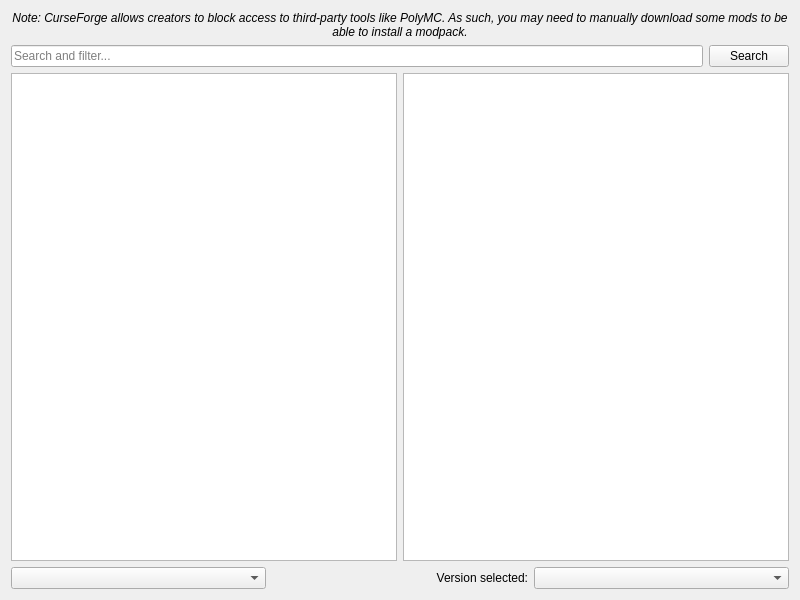
PolyMC/PolyMC, file launcher/ui/pages/modplatform/flame/FlamePage.ui: the form before one commit.
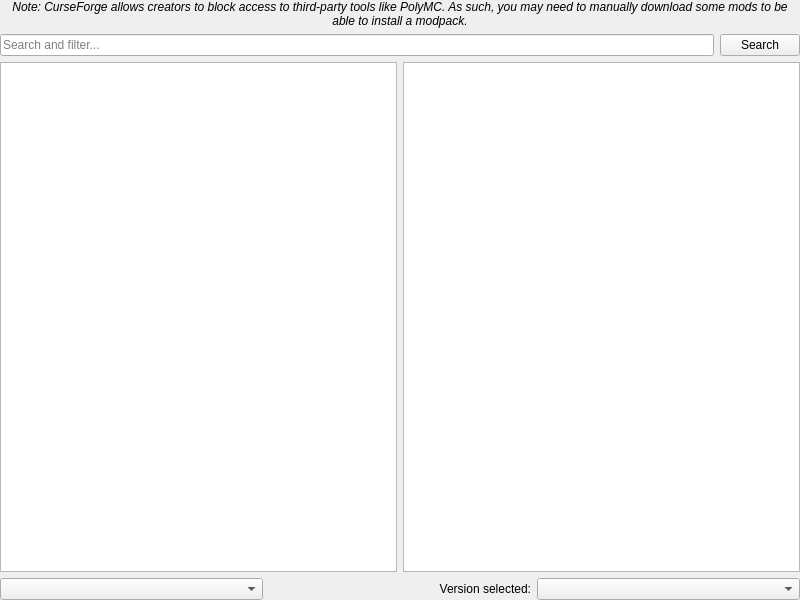
The form after the commit.

```diff
--- a/launcher/ui/pages/modplatform/flame/FlamePage.ui
+++ b/launcher/ui/pages/modplatform/flame/FlamePage.ui
@@ -11,6 +11,18 @@
    </rect>
   </property>
   <layout class="QGridLayout" name="gridLayout">
+   <property name="leftMargin">
+    <number>0</number>
+   </property>
+   <property name="topMargin">
+    <number>0</number>
+   </property>
+   <property name="rightMargin">
+    <number>0</number>
+   </property>
+   <property name="bottomMargin">
+    <number>0</number>
+   </property>
    <item row="0" column="0">
     <widget class="QLabel" name="label_2">
      <property name="font">
```
